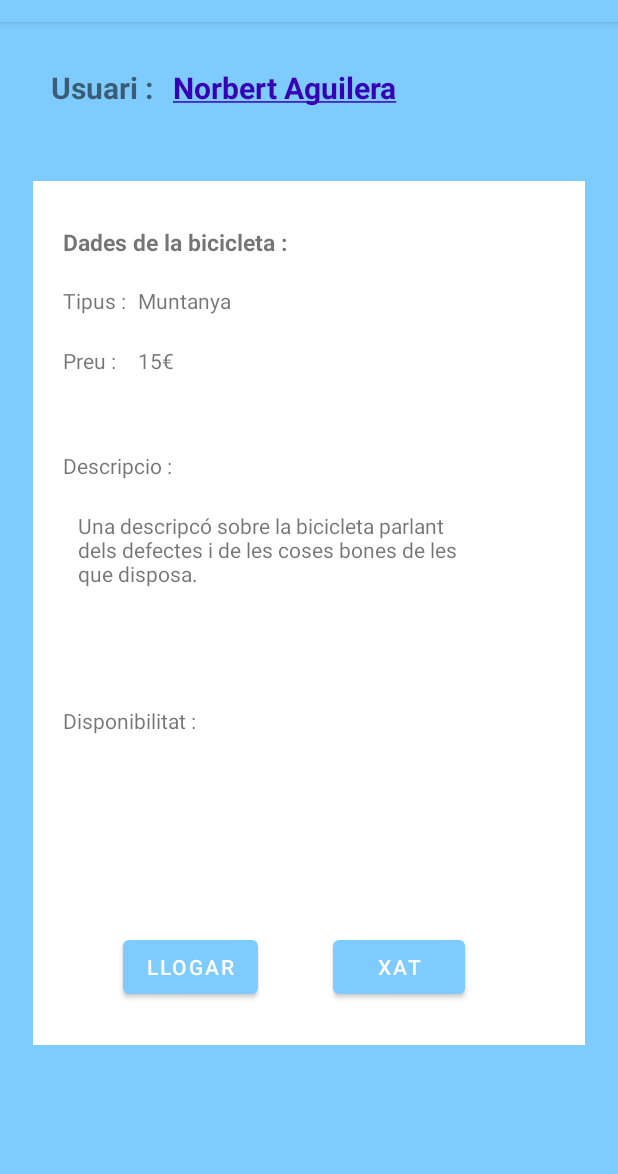
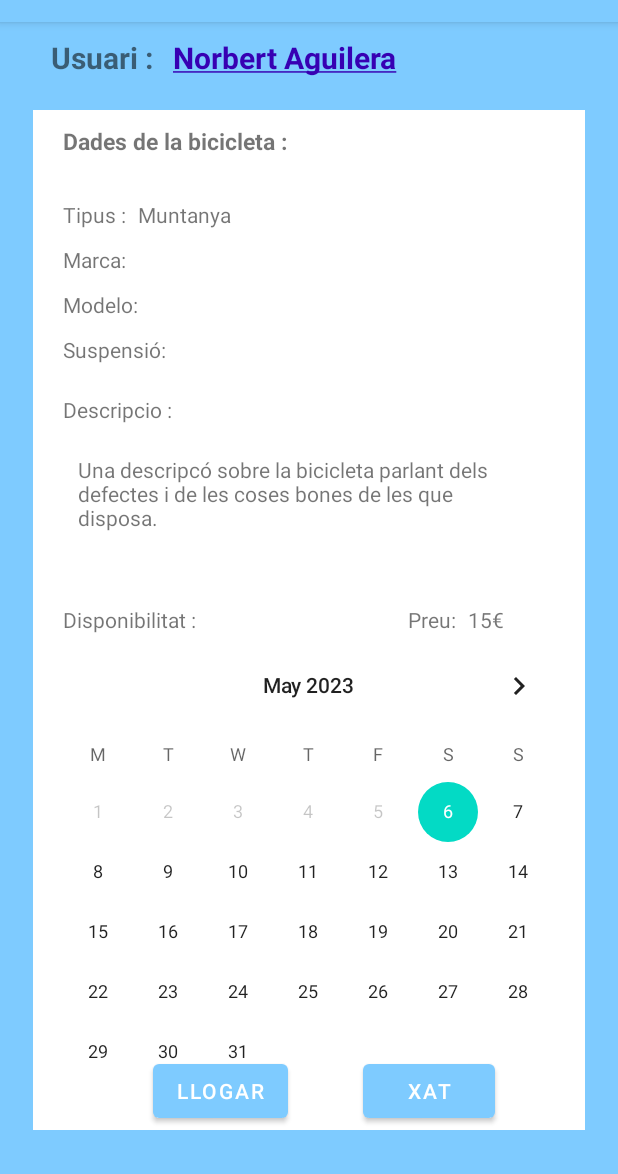
Before and after one commit to eliasporter/CicloBnB, an Android app: the Bici_per_llogar screen opened directly, with no data from a screen before it, on a phone screen of 412 x 824 dp, the part 62-1236 px from its top. Run offline under Robolectric (Android 15) with nearby library versions, the phone set to English and light mode, and no system bars; 9 statements that could not run were skipped.

Commit message:
Cuando pulsas una fecha pueden pasar dos cosas: 1- Si está disponible aparece disponible! 2- Si no lo está aparece que no está disponible esa fecha. Lo siguiente a hacer será poner el botón de llogar deshabilitado si no está disponbile. También falta configurar el guardado a la base de datos

```diff
--- a/app/build.gradle
+++ b/app/build.gradle
@@ -35,6 +35,9 @@ android {
 }
 
 dependencies {
+
+    // https://mvnrepository.com/artifact/com.android.tools/desugar_jdk_libs
+    implementation 'com.android.tools:desugar_jdk_libs:2.0.3'
 
     implementation "androidx.appcompat:appcompat:$rootProject.appCompatVersion"
 
--- a/app/src/main/java/com/example/ciclobnb/BBDD/ConnectBBdd.java
+++ b/app/src/main/java/com/example/ciclobnb/BBDD/ConnectBBdd.java
@@ -14,7 +14,9 @@ import java.util.Properties;
 public class ConnectBBdd extends AsyncTask<Void, Void, Connection> {
 
     private static final String TAG = "ConexionMySQL";
-    private static final String url = "jdbc:mysql://192.168.1.150:25230/ciclobnbDB";
+    //"jdbc:mysql://webapps.insjoanbrudieu.cat:25230/ciclobnbDB"
+    //"jdbc:mysql://192.168.1.150:25230/ciclobnbDB"
+    private static final String url = "jdbc:mysql://webapps.insjoanbrudieu.cat:25230/ciclobnbDB";
     private static final String usuari = "ciclobnb";
     private static final String password = "JuElNo--!!18736";
 
--- a/app/src/main/java/com/example/ciclobnb/Bici_per_llogar.java
+++ b/app/src/main/java/com/example/ciclobnb/Bici_per_llogar.java
@@ -1,11 +1,14 @@
 package com.example.ciclobnb;
 
+import androidx.annotation.NonNull;
 import androidx.appcompat.app.AlertDialog;
 import androidx.appcompat.app.AppCompatActivity;
 
 import android.annotation.SuppressLint;
+import android.content.Context;
 import android.content.DialogInterface;
 import android.content.Intent;
+import android.graphics.Color;
 import android.os.Bundle;
 import android.util.Log;
 import android.view.Menu;
@@ -13,15 +16,27 @@ import android.view.MenuInflater;
 import android.view.MenuItem;
 import android.view.View;
 import android.widget.Button;
+import android.widget.CalendarView;
 import android.widget.TextView;
+import android.widget.Toast;
 
+import com.example.ciclobnb.Objectes.BicisLlogater;
 import com.example.ciclobnb.Objectes.Ofereix;
-import com.example.ciclobnb.Objectes.Usser;
+
+import java.text.ParseException;
+import java.text.SimpleDateFormat;
+import java.util.ArrayList;
+import java.util.Calendar;
+import java.util.Date;
 
 public class Bici_per_llogar extends AppCompatActivity implements View.OnClickListener{
     Button llogar,xat;
-    TextView login, tipusBici, preu, descripcio;
+    TextView login, tipusBici, preu, descripcio, marca, modelo, suspension;
+    CalendarView calendarView;
     Ofereix ofereix;
+    ArrayList<BicisLlogater> bicisLlogaterArrayList;
+    Context context = this;
+    @SuppressLint("SimpleDateFormat") private final SimpleDateFormat date = new SimpleDateFormat("yyyy-MM-dd");
     @Override
     protected void onCreate(Bundle savedInstanceState) {
         super.onCreate(savedInstanceState);
@@ -32,8 +47,34 @@ public class Bici_per_llogar extends AppCompatActivity implements View.OnClickLi
 
         OpenObjects();
         FillText();
+        OnDateChange();
         llogar.setOnClickListener(this);
     }
+
+    private void OnDateChange(){
+        VerificarFechaDisponible verificarFechaDisponible = new VerificarFechaDisponible(ofereix.getIdBici());
+        calendarView.setOnDateChangeListener(new CalendarView.OnDateChangeListener() {
+            @Override
+            public void onSelectedDayChange(@NonNull CalendarView view, int year, int month, int dayOfMonth) {
+                try {
+                    Date f = date.parse(year + "-" + (month+1) + "-" + dayOfMonth);
+                    if (verificarFechaDisponible.ImportantDays(f))
+                        Toast.makeText(getApplicationContext(), "Data ocupada!", Toast.LENGTH_SHORT).show();
+                    else Toast.makeText(getApplicationContext(), "Disponible!", Toast.LENGTH_SHORT).show();
+                } catch (ParseException e) {
+                    throw new RuntimeException(e);
+                }
+            }
+        });
+    }
+
+    /*private void OpenRecycler(){
+        Log.d("LOGOfereix","IniciandoRecycler");
+        RecyclerView recyclerView = findViewById(R.id.dispoRecycler);
+        recyclerView.setAdapter(new AdapterDisponibilitats(ofereix.disponibilitats, context));
+        recyclerView.setLayoutManager(new LinearLayoutManager(this));
+        Log.d("LOGOfereix","TerminandoRecycler");
+    }*/
 
     private void OpenObjects(){
         Log.d("LOGOfereix", "IniciandoObjetos");
@@ -42,6 +83,13 @@ public class Bici_per_llogar extends AppCompatActivity implements View.OnClickLi
         tipusBici = findViewById(R.id.tipusBici);
         preu = findViewById(R.id.preuBici);
         descripcio = findViewById(R.id.descripcioText);
+        marca = findViewById(R.id.TextMarca);
+        modelo = findViewById(R.id.TextModelo);
+        suspension = findViewById(R.id.TextSuspension);
+        calendarView = findViewById(R.id.calendarView);
+        calendarView.setFirstDayOfWeek(Calendar.MONDAY);
+        calendarView.setClickable(true);
+        calendarView.setMinDate(System.currentTimeMillis());
         Log.d("LOGOfereix", "ObjetosIniciados");
     }
 
@@ -50,8 +98,11 @@ public class Bici_per_llogar extends AppCompatActivity implements View.OnClickLi
         Log.d("LOGOfereix", "LlenandoInformacion");
         login.setText(ofereix.ussers.get(0).getLogin());
         tipusBici.setText(ofereix.bicis.get(0).getTipus());
-        preu.setText(ofereix.disponibilitats.get(0).getPreu() + "");
+        preu.setText(ofereix.disponibilitats.get(0).getPreu() + " €");
         descripcio.setText(ofereix.bicis.get(0).getDescripcio());
+        marca.setText(ofereix.bicis.get(0).getMarca());
+        modelo.setText(ofereix.bicis.get(0).getModelo());
+        suspension.setText(ofereix.bicis.get(0).getSuspension());
         Log.d("LOGOfereix", "InformacionLlenada");
     }
     @Override
--- a/app/src/main/java/com/example/ciclobnb/PrimeraPantalla.java
+++ b/app/src/main/java/com/example/ciclobnb/PrimeraPantalla.java
@@ -41,6 +41,7 @@ public class PrimeraPantalla extends AppCompatActivity implements  View.OnClickL
         OpenTextView();
         OpenButton();
         LoadBikes();
+
         RecyclerView vista = findViewById(R.id.cercaBicis);
         vista.setAdapter(new AdapterCiclo(ofereixes,c));
         vista.setLayoutManager(new LinearLayoutManager(this));
--- /dev/null
+++ b/app/src/main/res/drawable/your_selector.xml
@@ -0,0 +1,5 @@
+<?xml version="1.0" encoding="utf-8"?>
+<selector xmlns:android="http://schemas.android.com/apk/res/android">
+    <item android:state_activated="true" android:color="@color/white" />
+    <item android:color="@color/black" />
+</selector>
--- a/app/src/main/res/layout/activity_bici_per_llogar.xml
+++ b/app/src/main/res/layout/activity_bici_per_llogar.xml
@@ -13,7 +13,7 @@
         android:layout_width="wrap_content"
         android:layout_height="wrap_content"
         android:layout_marginStart="13dp"
-        android:layout_marginTop="30dp"
+        android:layout_marginTop="10dp"
         android:text="@string/LinkLoginUser"
         android:textSize="20sp"
         android:textStyle="bold"
@@ -26,7 +26,7 @@
         android:layout_width="wrap_content"
         android:layout_height="wrap_content"
         android:layout_marginStart="34dp"
-        android:layout_marginTop="30dp"
+        android:layout_marginTop="10dp"
         android:text="Usuari :"
         android:textSize="20sp"
         android:textStyle="bold"
@@ -35,9 +35,9 @@
 
     <com.google.android.material.navigation.NavigationView
         android:layout_width="368dp"
-        android:layout_height="576dp"
+        android:layout_height="680dp"
         android:layout_marginStart="20dp"
-        android:layout_marginTop="30dp"
+        android:layout_marginTop="60dp"
         android:layout_marginEnd="20dp"
         android:layout_marginBottom="68dp"
         app:layout_constraintBottom_toBottomOf="parent"
@@ -50,7 +50,7 @@
             android:layout_width="wrap_content"
             android:layout_height="wrap_content"
             android:layout_marginStart="20dp"
-            android:layout_marginTop="180dp"
+            android:layout_marginTop="190dp"
             android:text="Descripcio :" />
 
         <TextView
@@ -58,7 +58,7 @@
             android:layout_width="wrap_content"
             android:layout_height="wrap_content"
             android:layout_marginStart="20dp"
-            android:layout_marginTop="30dp"
+            android:layout_marginTop="10dp"
             android:text="Dades de la bicicleta :"
             android:textSize="15sp"
             android:textStyle="bold"
@@ -78,7 +78,7 @@
             android:layout_width="wrap_content"
             android:layout_height="wrap_content"
             android:layout_marginStart="20dp"
-            android:layout_marginTop="70dp"
+            android:layout_marginTop="60dp"
             android:text="Tipus :" />
 
         <TextView
@@ -86,24 +86,66 @@
             android:layout_width="wrap_content"
             android:layout_height="wrap_content"
             android:layout_marginStart="70dp"
-            android:layout_marginTop="70dp"
+            android:layout_marginTop="60dp"
             android:text="Muntanya"
             app:layout_constraintStart_toEndOf="@+id/textView26" />
+
+        <TextView
+            android:layout_width="wrap_content"
+            android:layout_height="wrap_content"
+            android:layout_marginStart="20dp"
+            android:layout_marginTop="90dp"
+            android:text="Marca:"/>
+
+        <TextView
+            android:id="@+id/TextMarca"
+            android:layout_width="wrap_content"
+            android:layout_height="wrap_content"
+            android:layout_marginStart="70dp"
+            android:layout_marginTop="90dp" />
+
+        <TextView
+            android:layout_width="wrap_content"
+            android:layout_height="wrap_content"
+            android:layout_marginStart="20dp"
+            android:layout_marginTop="120dp"
+            android:text="Modelo:"/>
+
+        <TextView
+            android:id="@+id/TextModelo"
+            android:layout_width="wrap_content"
+            android:layout_height="wrap_content"
+            android:layout_marginStart="80dp"
+            android:layout_marginTop="120dp" />
+
+        <TextView
+            android:layout_width="wrap_content"
+            android:layout_height="wrap_content"
+            android:layout_marginStart="20dp"
+            android:layout_marginTop="150dp"
+            android:text="Suspensió:"/>
+
+        <TextView
+            android:id="@+id/TextSuspension"
+            android:layout_width="wrap_content"
+            android:layout_height="wrap_content"
+            android:layout_marginStart="100dp"
+            android:layout_marginTop="150dp" />
 
         <TextView
             android:id="@+id/textView27"
             android:layout_width="wrap_content"
             android:layout_height="wrap_content"
-            android:layout_marginStart="20dp"
-            android:layout_marginTop="110dp"
-            android:text="Preu :" />
+            android:layout_marginStart="250dp"
+            android:layout_marginTop="330dp"
+            android:text="Preu:" />
 
         <TextView
             android:id="@+id/preuBici"
             android:layout_width="wrap_content"
             android:layout_height="wrap_content"
-            android:layout_marginStart="70dp"
-            android:layout_marginTop="110dp"
+            android:layout_marginStart="290dp"
+            android:layout_marginTop="330dp"
             android:text="15€"
             app:layout_constraintStart_toEndOf="@+id/textView26" />
 
@@ -112,14 +154,14 @@
             android:layout_width="wrap_content"
             android:layout_height="wrap_content"
             android:layout_marginStart="20dp"
-            android:layout_marginTop="350dp"
+            android:layout_marginTop="330dp"
             android:text="Disponibilitat :" />
 
         <com.google.android.material.navigation.NavigationView
-            android:layout_width="286dp"
+            android:layout_width="320dp"
             android:layout_height="102dp"
             android:layout_marginStart="20dp"
-            android:layout_marginTop="210dp">
+            android:layout_marginTop="220dp">
 
             <TextView
                 android:id="@+id/descripcioText"
@@ -136,31 +178,41 @@
             android:layout_width="wrap_content"
             android:layout_height="wrap_content"
             android:text="Llogar"
-            android:layout_marginTop="500dp"
-            android:layout_marginStart="60dp"/>
+            android:layout_marginTop="630dp"
+            android:layout_marginStart="80dp"/>
 
         <Button
             android:id="@+id/iniciarXatButton"
             android:layout_width="wrap_content"
             android:layout_height="wrap_content"
-            android:layout_marginTop="500dp"
-            android:layout_marginStart="200dp"
+            android:layout_marginTop="630dp"
+            android:layout_marginStart="220dp"
             app:layout_constraintStart_toEndOf="@+id/LlogarBici"
             android:text="Xat" />
 
+                    <CalendarView
+                        android:id="@+id/calendarView"
+                        android:layout_width="367dp"
+                        android:layout_height="290dp"
+                        android:layout_marginTop="350dp"
+                        android:layout_marginStart="0dp"/>
+<!--
                                         <androidx.recyclerview.widget.RecyclerView
+                                            android:id="@+id/dispoRecycler"
                                             android:layout_width="match_parent"
-            android:layout_height="124dp"
+                                            app:layoutManager="androidx.recyclerview.widget.LinearLayoutManager"
+                                            android:layout_height="200dp"
                                             android:layout_marginTop="380dp"
                                             android:layout_marginBottom="20dp"
                                             app:layout_constraintBottom_toTopOf="@+id/iniciarXatButton"
                                             tools:listitem="@layout/disponibilitats_text"
                                             />
-
+                        <DatePicker
+                            android:id="@+id/datePicker"
+                            android:layout_width="350dp"
+                            android:layout_height="280dp"
+                            android:layout_marginTop="350dp"
+                            android:layout_marginStart="8dp"/> -->
 
     </com.google.android.material.navigation.NavigationView>
-
-
-
-
 </androidx.constraintlayout.widget.ConstraintLayout>
--- a/app/src/main/res/layout/disponibilitats_text.xml
+++ b/app/src/main/res/layout/disponibilitats_text.xml
@@ -34,8 +34,6 @@
             android:layout_width="wrap_content"
             android:layout_height="wrap_content"
             android:layout_marginStart="20dp"
-            android:layout_marginTop="40dp"
-
-            android:text="12.00€" />
+            android:layout_marginTop="40dp" />
     </androidx.cardview.widget.CardView>
 </LinearLayout>
--- a/app/src/main/res/values/colors.xml
+++ b/app/src/main/res/values/colors.xml
@@ -9,4 +9,5 @@
     <color name="white">#FFFFFFFF</color>
     <color name="blauCel">#7ecbff</color>
     <color name="bermell">#fc7254</color>
+    <color name="red">#FF0000</color>
 </resources>
```
Also changed, not shown: app/src/main/java/com/example/ciclobnb/BBDD/Connexions/BicisLlogaterConnection.java (added, +46 -0 lines), app/src/main/java/com/example/ciclobnb/CustomCalendarAdapter.java (added, +62 -0 lines), app/src/main/java/com/example/ciclobnb/Objectes/Adapter/AdapterDisponibilitats.java (+8 -10 lines), app/src/main/java/com/example/ciclobnb/Objectes/BicisLlogater.java (added, +64 -0 lines), app/src/main/java/com/example/ciclobnb/Objectes/Disponibilitat.java (+20 -4 lines), app/src/main/java/com/example/ciclobnb/VerificarFechaDisponible.java (added, +24 -0 lines), app/src/main/res/layout/calendar_day.xml (added, +13 -0 lines). Lines whose indentation alone changed are shown as unchanged.
